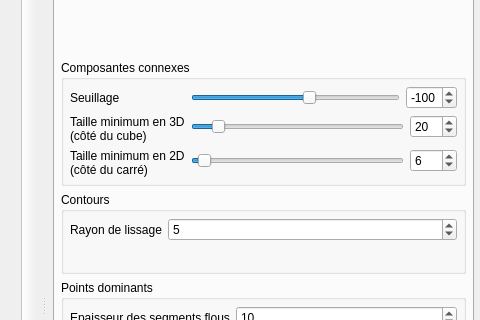
Old version of the form ui/mainwindow.ui in the repository akrah/TKDetection; both pictures show x 500 to 980 and y 116 to 436 of the 980 by 828 pixel window.
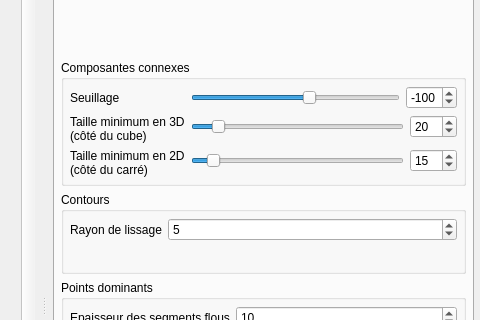
New version of the form. The open tabs and pages were chosen to show the change. Custom widgets are drawn as their Qt base class.

```diff
--- a/ui/mainwindow.ui
+++ b/ui/mainwindow.ui
@@ -1647,7 +1647,7 @@
                  <number>200</number>
                 </property>
                 <property name="value">
-                 <number>6</number>
+                 <number>15</number>
                 </property>
                 <property name="orientation">
                  <enum>Qt::Horizontal</enum>
@@ -1660,7 +1660,7 @@
                  <number>200</number>
                 </property>
                 <property name="value">
-                 <number>6</number>
+                 <number>15</number>
                 </property>
                </widget>
               </item>
```
Left out of the diff: 4 changed lines with no effect on the pictures.
